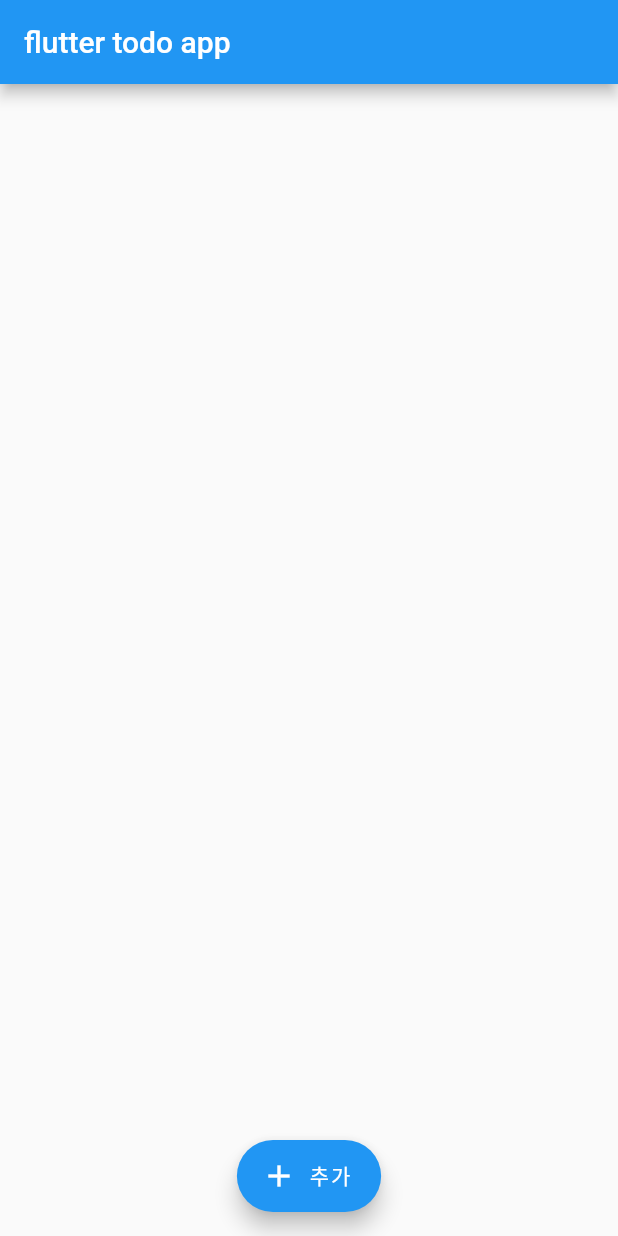
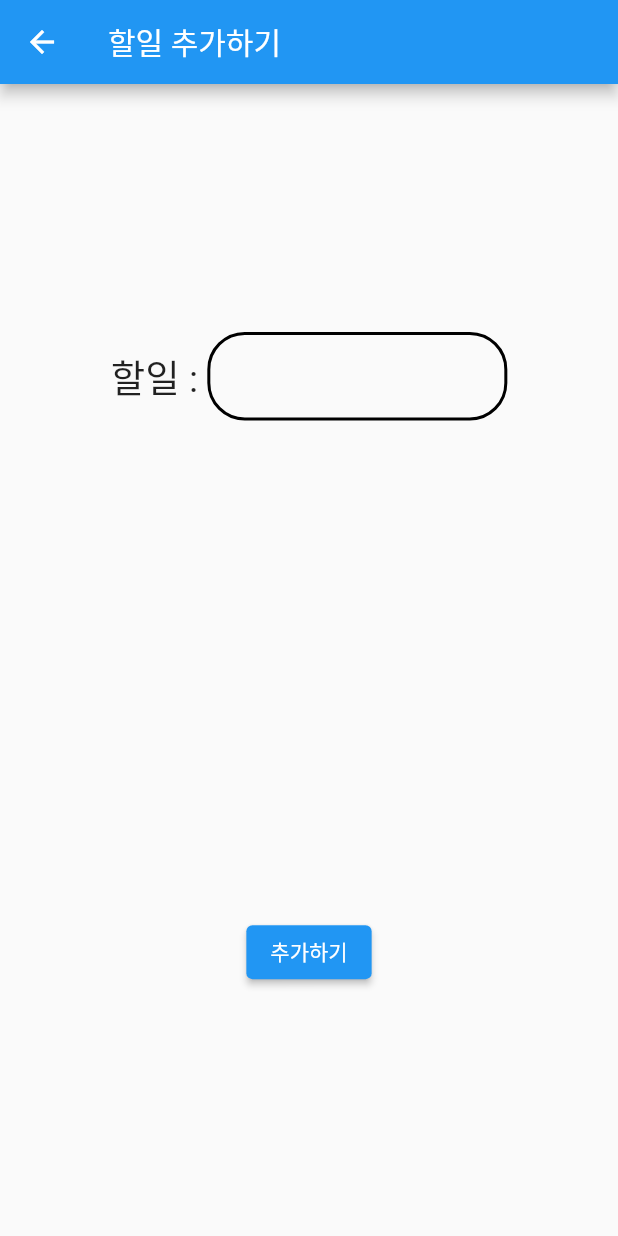
Before and after one commit to SangWook16074/flutter_todo_app, a Flutter app: the screen it shows after launch, after a tap on "추가", on a phone screen of 412 x 824 dp. Run offline on Flutter 3.47's test engine with Material 2 defaults, Android fonts, the phone set to English and light mode, and no system bars; our stand-ins replace cloud_firestore, firebase_core, get; accounts and stored records are empty.

Commit message:
db에 추가하기 기능 완성

```diff
--- a/lib/src/ui/app.dart
+++ b/lib/src/ui/app.dart
@@ -1,5 +1,6 @@
 import 'package:cloud_firestore/cloud_firestore.dart';
 import 'package:flutter/material.dart';
+import 'package:flutter_todo_app/src/ui/pages/create_page.dart';
 
 class App extends StatefulWidget {
   const App({super.key});
@@ -16,7 +17,8 @@ class _AppState extends State<App> {
         title: const Text('flutter todo app'),
       ),
       floatingActionButton: FloatingActionButton.extended(
-        onPressed: () {},
+        onPressed: () => Navigator.of(context)
+            .push(MaterialPageRoute(builder: (context) => const CreatePage())),
         icon: const Icon(Icons.add),
         label: const Text('추가'),
       ),
@@ -27,7 +29,10 @@ class _AppState extends State<App> {
 
   Widget _buildTodo() {
     return StreamBuilder<QuerySnapshot>(
-        stream: FirebaseFirestore.instance.collection('todo').snapshots(),
+        stream: FirebaseFirestore.instance
+            .collection('todo')
+            .orderBy('createTime', descending: true)
+            .snapshots(),
         builder: (context, snapshot) {
           return (snapshot.connectionState == ConnectionState.waiting)
               ? _loading()
@@ -48,10 +53,17 @@ class _AppState extends State<App> {
   Widget _todoList(String todo, String time, bool isDone) {
     return ListTile(
       title: Text(todo),
-      trailing: Icon(
-        Icons.favorite,
-        color: (!isDone) ? Colors.grey : Colors.red,
+      trailing: Row(
+        mainAxisAlignment: MainAxisAlignment.center,
+        mainAxisSize: MainAxisSize.min,
+        children: [
+          Icon(
+            Icons.favorite,
+            color: (!isDone) ? Colors.grey : Colors.red,
+          ),
+        ],
       ),
+      onTap: () {},
     );
   }
 
--- /dev/null
+++ b/lib/src/ui/pages/create_page.dart
@@ -0,0 +1,86 @@
+import 'package:cloud_firestore/cloud_firestore.dart';
+import 'package:flutter/material.dart';
+
+class CreatePage extends StatefulWidget {
+  const CreatePage({super.key});
+
+  @override
+  State<CreatePage> createState() => _CreatePageState();
+}
+
+class _CreatePageState extends State<CreatePage> {
+  late TextEditingController _todoController;
+
+  Future<void> _createTodos(String todo) async {
+    await FirebaseFirestore.instance.collection('todo').add({
+      'todo': todo,
+      'createTime': Timestamp.now(),
+      'isDone': false,
+    });
+  }
+
+  @override
+  void initState() {
+    _todoController = TextEditingController();
+    super.initState();
+  }
+
+  @override
+  void dispose() {
+    _todoController.dispose();
+    super.dispose();
+  }
+
+  @override
+  Widget build(BuildContext context) {
+    return GestureDetector(
+      onTap: () => FocusScope.of(context).unfocus(),
+      child: Scaffold(
+        appBar: AppBar(
+          title: const Text('할일 추가하기'),
+        ),
+        body: Column(
+          mainAxisAlignment: MainAxisAlignment.spaceAround,
+          crossAxisAlignment: CrossAxisAlignment.center,
+          children: [_buildCreateTextField('할일'), _buildButton()],
+        ),
+      ),
+    );
+  }
+
+  Widget _buildCreateTextField(String label) {
+    return Row(
+      mainAxisAlignment: MainAxisAlignment.center,
+      children: [
+        Text(
+          '$label : ',
+          style: const TextStyle(fontSize: 25),
+        ),
+        SizedBox(
+          width: 200,
+          child: TextField(
+            controller: _todoController,
+            cursorColor: Colors.black,
+            decoration: InputDecoration(
+                border: InputBorder.none,
+                focusedBorder: OutlineInputBorder(
+                    borderSide: const BorderSide(width: 2),
+                    borderRadius: BorderRadius.circular(25)),
+                enabledBorder: OutlineInputBorder(
+                    borderSide: const BorderSide(width: 2),
+                    borderRadius: BorderRadius.circular(25))),
+          ),
+        ),
+      ],
+    );
+  }
+
+  Widget _buildButton() {
+    return ElevatedButton(
+        onPressed: () {
+          _createTodos(_todoController.text);
+          Navigator.of(context).pop();
+        },
+        child: const Text('추가하기'));
+  }
+}
```
